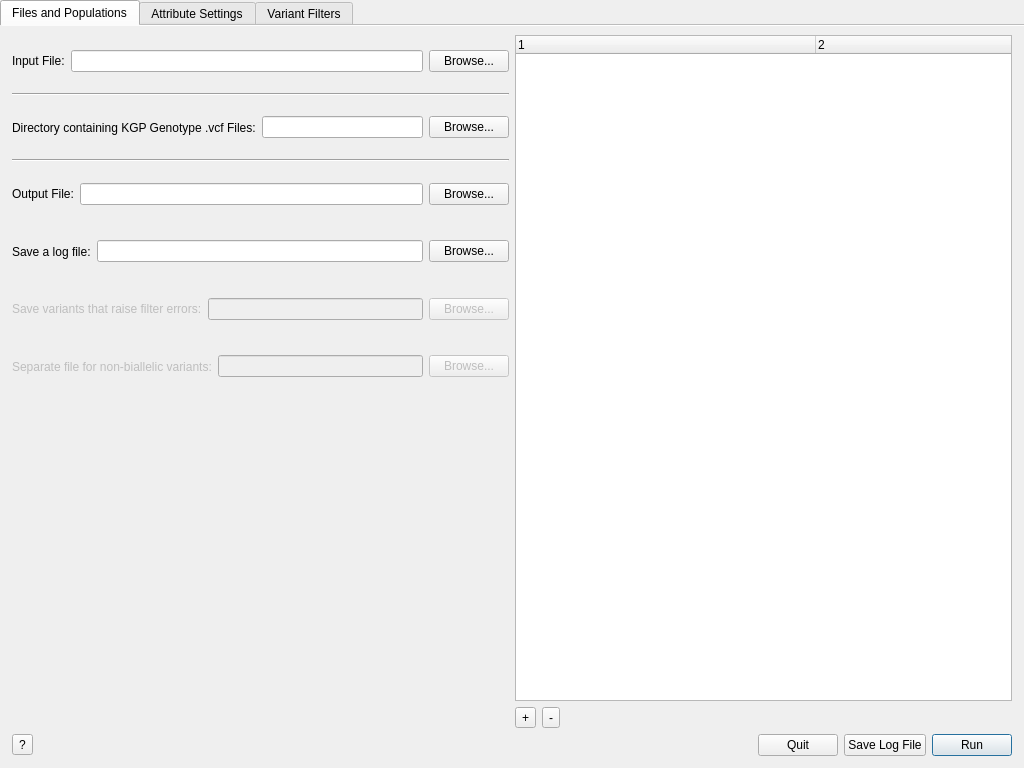
Qt form ui/Main.ui (alex-r-bigelow/genepi_ngs_scripts) before a commit.
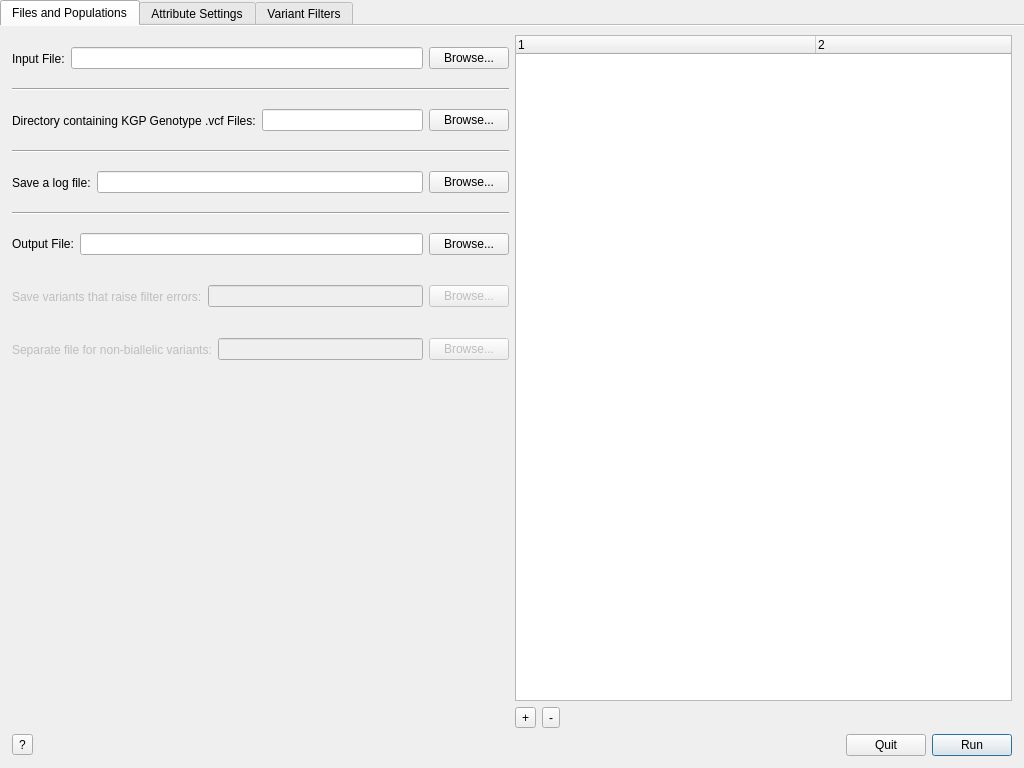
The same form after that commit.

```diff
--- a/ui/Main.ui
+++ b/ui/Main.ui
@@ -81,7 +81,7 @@
           <item>
            <widget class="QLineEdit" name="vcfPathField">
             <property name="readOnly">
-             <bool>true</bool>
+             <bool>false</bool>
             </property>
            </widget>
           </item>
@@ -95,7 +95,7 @@
          </layout>
         </widget>
        </item>
-       <item row="4" column="0">
+       <item row="6" column="0">
         <widget class="QWidget" name="widget" native="true">
          <layout class="QHBoxLayout" name="horizontalLayout_16">
           <property name="margin">
@@ -111,7 +111,7 @@
           <item>
            <widget class="QLineEdit" name="outputPathField">
             <property name="readOnly">
-             <bool>true</bool>
+             <bool>false</bool>
             </property>
            </widget>
           </item>
@@ -125,7 +125,7 @@
          </layout>
         </widget>
        </item>
-       <item row="0" column="1" rowspan="14">
+       <item row="0" column="1" rowspan="16">
         <widget class="QTreeWidget" name="treeWidget">
          <property name="selectionMode">
           <enum>QAbstractItemView::MultiSelection</enum>
@@ -172,7 +172,7 @@
          </column>
         </widget>
        </item>
-       <item row="8" column="0" rowspan="7">
+       <item row="9" column="0" rowspan="8">
         <spacer name="verticalSpacer">
          <property name="orientation">
           <enum>Qt::Vertical</enum>
@@ -185,7 +185,7 @@
          </property>
         </spacer>
        </item>
-       <item row="14" column="1">
+       <item row="16" column="1">
         <layout class="QHBoxLayout" name="horizontalLayout_2">
          <property name="topMargin">
           <number>0</number>
@@ -226,39 +226,6 @@
          </property>
         </widget>
        </item>
-       <item row="7" column="0">
-        <widget class="QWidget" name="saveNonBiallelicWidget" native="true">
-         <property name="enabled">
-          <bool>false</bool>
-         </property>
-         <layout class="QHBoxLayout" name="horizontalLayout_19">
-          <property name="margin">
-           <number>0</number>
-          </property>
-          <item>
-           <widget class="QLabel" name="label_10">
-            <property name="text">
-             <string>Separate file for non-biallelic variants:</string>
-            </property>
-           </widget>
-          </item>
-          <item>
-           <widget class="QLineEdit" name="nonBiallelicField">
-            <property name="readOnly">
-             <bool>true</bool>
-            </property>
-           </widget>
-          </item>
-          <item>
-           <widget class="QPushButton" name="browseNonBiallelicButton">
-            <property name="text">
-             <string>Browse...</string>
-            </property>
-           </widget>
-          </item>
-         </layout>
-        </widget>
-       </item>
        <item row="2" column="0">
         <widget class="QWidget" name="widget" native="true">
          <property name="toolTip">
@@ -281,7 +248,7 @@
              <string/>
             </property>
             <property name="readOnly">
-             <bool>true</bool>
+             <bool>false</bool>
             </property>
            </widget>
           </item>
@@ -302,7 +269,7 @@
          </property>
         </widget>
        </item>
-       <item row="5" column="0">
+       <item row="4" column="0">
         <widget class="QWidget" name="widget_4" native="true">
          <layout class="QHBoxLayout" name="horizontalLayout_21">
           <property name="margin">
@@ -318,7 +285,7 @@
           <item>
            <widget class="QLineEdit" name="logPathField">
             <property name="readOnly">
-             <bool>true</bool>
+             <bool>false</bool>
             </property>
            </widget>
           </item>
@@ -332,7 +299,14 @@
          </layout>
         </widget>
        </item>
-       <item row="6" column="0">
+       <item row="5" column="0">
+        <widget class="Line" name="line_4">
+         <property name="orientation">
+          <enum>Qt::Horizontal</enum>
+         </property>
+        </widget>
+       </item>
+       <item row="7" column="0">
         <widget class="QWidget" name="saveErrorWidget" native="true">
          <property name="enabled">
           <bool>false</bool>
@@ -351,7 +325,7 @@
           <item>
            <widget class="QLineEdit" name="errorPathField">
             <property name="readOnly">
-             <bool>true</bool>
+             <bool>false</bool>
             </property>
            </widget>
           </item>
@@ -365,6 +339,39 @@
          </layout>
         </widget>
        </item>
+       <item row="8" column="0">
+        <widget class="QWidget" name="saveNonBiallelicWidget" native="true">
+         <property name="enabled">
+          <bool>false</bool>
+         </property>
+         <layout class="QHBoxLayout" name="horizontalLayout_19">
+          <property name="margin">
+           <number>0</number>
+          </property>
+          <item>
+           <widget class="QLabel" name="label_10">
+            <property name="text">
+             <string>Separate file for non-biallelic variants:</string>
+            </property>
+           </widget>
+          </item>
+          <item>
+           <widget class="QLineEdit" name="nonBiallelicField">
+            <property name="readOnly">
+             <bool>false</bool>
+            </property>
+           </widget>
+          </item>
+          <item>
+           <widget class="QPushButton" name="browseNonBiallelicButton">
+            <property name="text">
+             <string>Browse...</string>
+            </property>
+           </widget>
+          </item>
+         </layout>
+        </widget>
+       </item>
       </layout>
      </widget>
      <widget class="QWidget" name="tab_3">
@@ -1105,13 +1112,6 @@
        </property>
       </widget>
      </item>
-     <item>
-      <widget class="QPushButton" name="saveLogButton">
-       <property name="text">
-        <string>Save Log File</string>
-       </property>
-      </widget>
-     </item>
      <item>
       <widget class="QPushButton" name="runButton">
        <property name="text">
```
Left out of the diff: 52 changed lines with no effect on the pictures.
